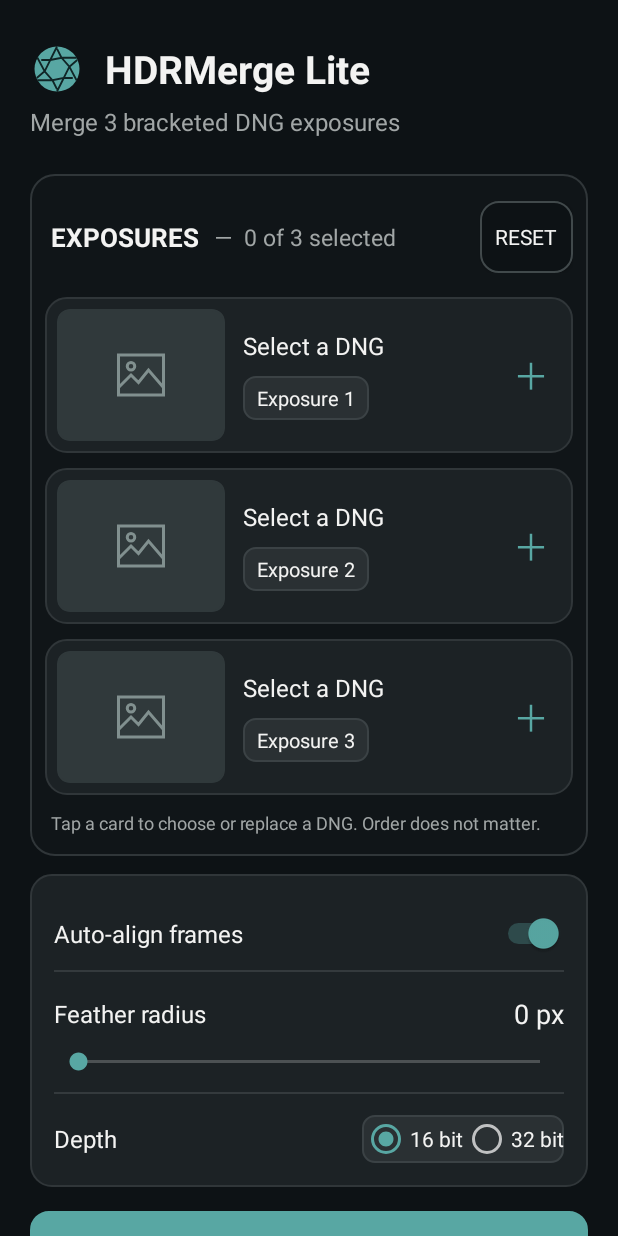
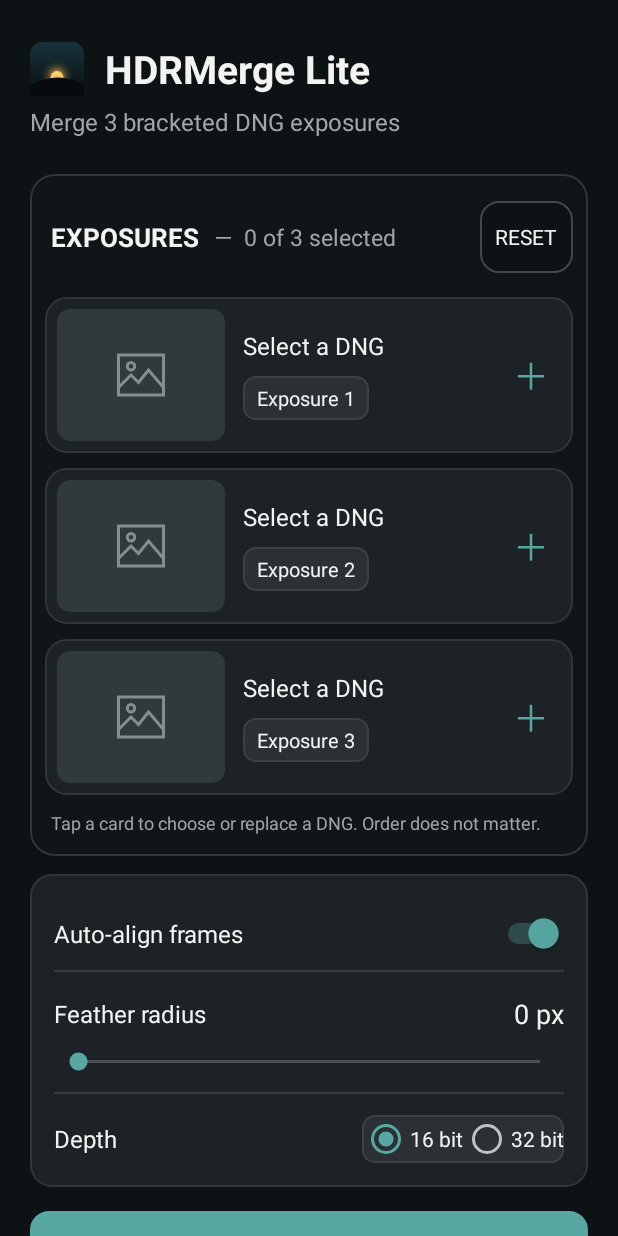
Before and after one commit to nikitastaf1996/HDRmerge-lite, an Android app: the screen it shows after launch (MainActivity), on a phone screen of 412 x 824 dp. Run offline under Robolectric (Android 15) with nearby library versions, the phone set to English and light mode, and no system bars; libraries missing offline, so code that uses them is left out: com.chaquo.python.

Commit message:
Redesign app logo as "First Light" (sun over dark ridge)
Replace the tangled-aperture mark with a story-driven brand mark: a
half-risen sun on a dark ridge — the scene every camera crushes to
silhouette, and the promise that the merged HDR frame should look the
way you remember it.

- Add drawable/ic_logo.xml: 36dp tile (night-sky linear gradient, radial
  dawn glow, gradient sun, ridge silhouette) for the in-app header and
  the legacy (API 24-25) launcher icon. minSdk 24 supports vector
  <gradient> fills, so no raster assets are needed.
- Rewrite drawable/ic_launcher_foreground.xml: full-bleed adaptive
  foreground with the sun and ridge crest inside the 66dp safe zone,
  sky fading into the adaptive background color.
- Point the legacy ic_launcher layer-list and the activity_main header
  ImageView at the new artwork; remove the now-unused ic_aperture.xml.
- Add design/logo-concepts/: chosen concept art, the two alternative
  story-driven concepts, renders of the old icon for comparison, and
  true-to-geometry previews (tile, circle/squircle masks, 48px grid,
  header lockup) generated from the shipped vector paths.

Co-authored-by: arena-agent <297053741+arena-agent@users.noreply.github.com>

```diff
--- a/android/app/src/main/res/drawable/ic_aperture.xml
+++ /dev/null
@@ -1,4 +0,0 @@
-<vector xmlns:android="http://schemas.android.com/apk/res/android" android:width="36dp" android:height="36dp" android:viewportWidth="24" android:viewportHeight="24">
-    <path android:fillColor="#58A7A3" android:pathData="M12,2a10,10 0,1 0,0 20a10,10 0,1 0,0 -20" />
-    <path android:strokeColor="#102526" android:strokeWidth="0.8" android:fillColor="@android:color/transparent" android:pathData="M12,2 L9,8 L5,8 M20.7,7 L14,7 L12,3 M20.7,17 L17.5,11 L21,8 M12,22 L15,16 L19,16 M3.3,17 L10,17 L12,21 M3.3,7 L6.5,13 L3,16 M9,8 L14,7 L17.5,11 L15,16 L10,17 L6.5,13 Z" />
-</vector>
--- /dev/null
+++ b/android/app/src/main/res/drawable/ic_logo.xml
@@ -0,0 +1,56 @@
+<?xml version="1.0" encoding="utf-8"?>
+<!-- Brand mark: "First Light". A half-risen sun on a dark ridge — the one scene
+     every camera crushes, and HDR's promise that the merged frame should look
+     the way you remember it. Concept art: design/logo-concepts/concept_e_first_light.png -->
+<vector xmlns:android="http://schemas.android.com/apk/res/android"
+    xmlns:aapt="http://schemas.android.com/aapt"
+    android:width="36dp" android:height="36dp"
+    android:viewportWidth="108" android:viewportHeight="108">
+
+    <!-- Rounded tile: night sky, deep teal fading to near-black -->
+    <path android:pathData="M24,0 L84,0 A24,24 0 0 1 108,24 L108,84 A24,24 0 0 1 84,108 L24,108 A24,24 0 0 1 0,84 L0,24 A24,24 0 0 1 24,0 Z">
+        <aapt:attr name="android:fillColor">
+            <gradient
+                android:type="linear"
+                android:startX="54" android:startY="0"
+                android:endX="54" android:endY="108">
+                <item android:offset="0" android:color="#FF17333C" />
+                <item android:offset="1" android:color="#FF0A0E10" />
+            </gradient>
+        </aapt:attr>
+    </path>
+
+    <!-- Dawn glow blooming around the sun (bottom spill is covered by the ridge) -->
+    <path android:pathData="M20,68 a34,34 0 1 1 68,0 a34,34 0 1 1 -68,0 Z">
+        <aapt:attr name="android:fillColor">
+            <gradient
+                android:type="radial"
+                android:centerX="54" android:centerY="68"
+                android:gradientRadius="34">
+                <item android:offset="0" android:color="#F2FFDFA0" />
+                <item android:offset="0.25" android:color="#96F5B942" />
+                <item android:offset="0.55" android:color="#3DDE9A3A" />
+                <item android:offset="0.8" android:color="#146E5B3B" />
+                <item android:offset="1" android:color="#00000000" />
+            </gradient>
+        </aapt:attr>
+    </path>
+
+    <!-- The sun, half risen (lower half is covered by the ridge) -->
+    <path android:pathData="M41,71 a13,13 0 1 1 26,0 a13,13 0 1 1 -26,0 Z">
+        <aapt:attr name="android:fillColor">
+            <gradient
+                android:type="linear"
+                android:startX="54" android:startY="58"
+                android:endX="54" android:endY="84">
+                <item android:offset="0" android:color="#FFFFD983" />
+                <item android:offset="1" android:color="#FFF0A62F" />
+            </gradient>
+        </aapt:attr>
+    </path>
+
+    <!-- Ridge silhouette -->
+    <path
+        android:fillColor="#FF070B0D"
+        android:pathData="M0,108 L0,86 C18,78 36,71.5 54,71 C72,70.5 90,77 108,85 L108,108 Z" />
+</vector>
--- a/android/app/src/main/res/layout/activity_main.xml
+++ b/android/app/src/main/res/layout/activity_main.xml
@@ -6,7 +6,7 @@
         android:orientation="vertical" android:paddingStart="20dp" android:paddingEnd="20dp"
         android:paddingTop="28dp" android:paddingBottom="32dp">
         <LinearLayout android:layout_width="match_parent" android:layout_height="wrap_content" android:gravity="center_vertical">
-            <ImageView android:layout_width="36dp" android:layout_height="36dp" android:src="@drawable/ic_aperture" android:contentDescription="@null" />
+            <ImageView android:layout_width="36dp" android:layout_height="36dp" android:src="@drawable/ic_logo" android:contentDescription="@null" />
             <TextView android:layout_width="wrap_content" android:layout_height="wrap_content" android:layout_marginStart="14dp"
                 android:text="@string/app_name" android:textSize="26sp" android:textStyle="bold" android:textColor="@color/text_primary" />
         </LinearLayout>
```
Also changed, not shown: android/app/src/main/res/drawable/ic_launcher.xml (+5 -2 lines), android/app/src/main/res/drawable/ic_launcher_foreground.xml (+57 -8 lines), 12 other files.
